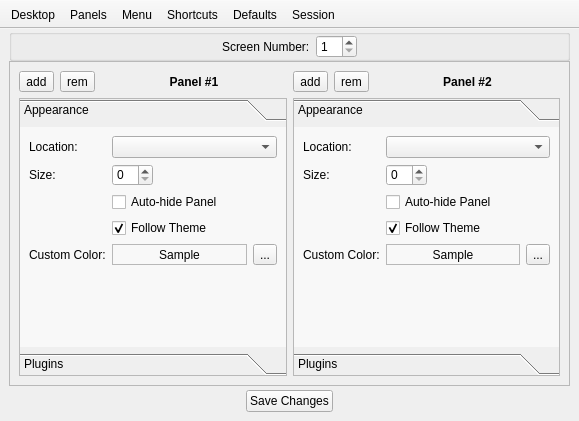
The window that lumina-config/mainUI.ui (lumina-desktop/lumina) describes before a commit, drawn with Qt 5.
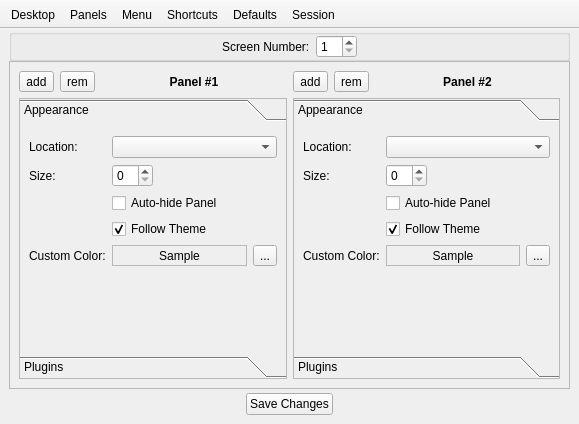
The same window after the commit. The open tabs and pages were chosen to show the change.

Commit message: Clean up the default theme template a bit more, and remove some leftover stylesheet declarations in the lumina-config ui file.

The edit to the form file:
```diff
--- a/lumina-config/mainUI.ui
+++ b/lumina-config/mainUI.ui
@@ -10,7 +10,7 @@
     <x>0</x>
     <y>0</y>
     <width>579</width>
-    <height>421</height>
+    <height>424</height>
    </rect>
   </property>
   <property name="windowTitle">
@@ -361,9 +361,6 @@
             <verstretch>0</verstretch>
            </sizepolicy>
           </property>
-          <property name="styleSheet">
-           <string notr="true">QWidget#page_panel2_appearance,#page_panel2_plugins{background: rgba(255,255,255,150); }</string>
-          </property>
           <property name="frameShape">
            <enum>QFrame::StyledPanel</enum>
           </property>
@@ -384,8 +381,8 @@
             <rect>
              <x>0</x>
              <y>0</y>
-             <width>233</width>
-             <height>149</height>
+             <width>262</width>
+             <height>187</height>
             </rect>
            </property>
            <attribute name="label">
@@ -601,9 +598,6 @@
             <verstretch>0</verstretch>
            </sizepolicy>
           </property>
-          <property name="styleSheet">
-           <string notr="true">QWidget#page_panel1_appearance,#page_panel1_plugins{background: rgba(255,255,255,150); }</string>
-          </property>
           <property name="frameShape">
            <enum>QFrame::StyledPanel</enum>
           </property>
@@ -621,8 +615,8 @@
             <rect>
              <x>0</x>
              <y>0</y>
-             <width>233</width>
-             <height>149</height>
+             <width>263</width>
+             <height>187</height>
             </rect>
            </property>
            <attribute name="label">
```
Left out of the diff: 6 changed lines with no effect on the pictures. The commit also changes 1 other file.
